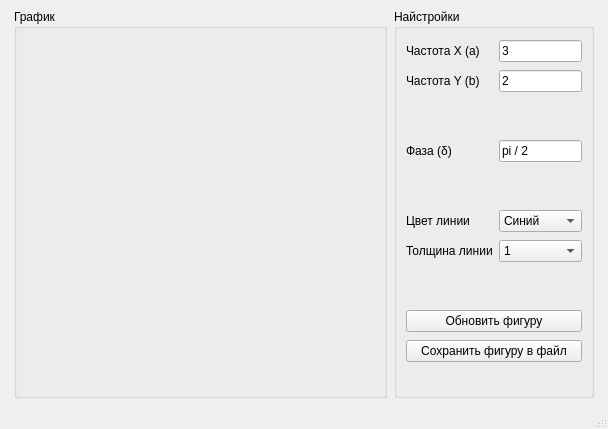
Above: main_window.ui from Laztrex/simple-graphics-lissajous before the change. Below: the same form after it.
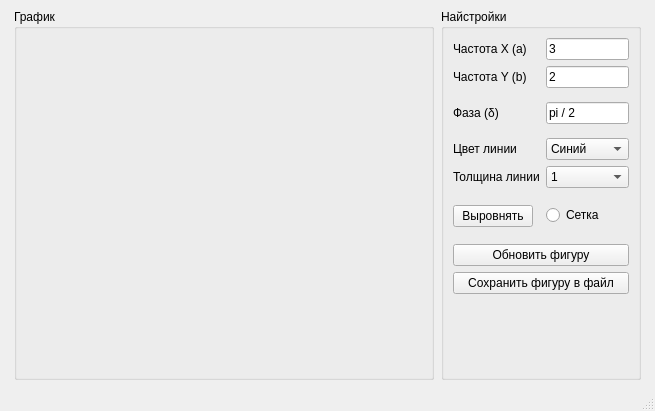
That is the form after the change.

Commit message: init tests and add grid

Patch:
```diff
--- a/main_window.ui
+++ b/main_window.ui
@@ -12,8 +12,8 @@
    <rect>
     <x>0</x>
     <y>0</y>
-    <width>608</width>
-    <height>429</height>
+    <width>655</width>
+    <height>411</height>
    </rect>
   </property>
   <property name="sizePolicy">
@@ -61,47 +61,71 @@
       </property>
      </spacer>
     </item>
+    <item row="0" column="1">
+     <widget class="QGroupBox" name="groupBox">
+      <property name="enabled">
+       <bool>true</bool>
+      </property>
+      <property name="sizePolicy">
+       <sizepolicy hsizetype="Preferred" vsizetype="Preferred">
+        <horstretch>0</horstretch>
+        <verstretch>0</verstretch>
+       </sizepolicy>
+      </property>
+      <property name="minimumSize">
+       <size>
+        <width>400</width>
+        <height>300</height>
+       </size>
+      </property>
+      <property name="autoFillBackground">
+       <bool>true</bool>
+      </property>
+      <property name="title">
+       <string>График</string>
+      </property>
+     </widget>
+    </item>
+    <item row="0" column="0">
+     <spacer name="horizontalSpacer">
+      <property name="orientation">
+       <enum>Qt::Horizontal</enum>
+      </property>
+      <property name="sizeType">
+       <enum>QSizePolicy::Fixed</enum>
+      </property>
+      <property name="sizeHint" stdset="0">
+       <size>
+        <width>5</width>
+        <height>3</height>
+       </size>
+      </property>
+     </spacer>
+    </item>
     <item row="0" column="3">
      <widget class="QGroupBox" name="groupBox_2">
       <property name="sizePolicy">
-       <sizepolicy hsizetype="Preferred" vsizetype="Preferred">
+       <sizepolicy hsizetype="Fixed" vsizetype="Fixed">
         <horstretch>0</horstretch>
         <verstretch>0</verstretch>
        </sizepolicy>
       </property>
+      <property name="minimumSize">
+       <size>
+        <width>0</width>
+        <height>0</height>
+       </size>
+      </property>
       <property name="maximumSize">
        <size>
         <width>200</width>
-        <height>16777215</height>
+        <height>1000</height>
        </size>
       </property>
       <property name="title">
        <string>Найстройки</string>
       </property>
-      <layout class="QGridLayout" name="gridLayout_2">
-       <item row="7" column="0">
-        <spacer name="verticalSpacer_2">
-         <property name="orientation">
-          <enum>Qt::Vertical</enum>
-         </property>
-         <property name="sizeType">
-          <enum>QSizePolicy::Maximum</enum>
-         </property>
-         <property name="sizeHint" stdset="0">
-          <size>
-           <width>20</width>
-           <height>40</height>
-          </size>
-         </property>
-        </spacer>
-       </item>
-       <item row="8" column="0" colspan="2">
-        <widget class="QPushButton" name="plot_button">
-         <property name="text">
-          <string>Обновить фигуру</string>
-         </property>
-        </widget>
-       </item>
+      <layout class="QFormLayout" name="formLayout">
        <item row="0" column="0">
         <widget class="QLabel" name="label">
          <property name="text">
@@ -109,28 +133,33 @@
          </property>
         </widget>
        </item>
-       <item row="6" column="0">
-        <widget class="QLabel" name="label_4">
+       <item row="0" column="1">
+        <widget class="QLineEdit" name="freq_x_lineedit">
          <property name="text">
-          <string>Толщина линии</string>
+          <string>3</string>
          </property>
         </widget>
        </item>
-       <item row="2" column="0">
-        <spacer name="verticalSpacer_4">
-         <property name="orientation">
-          <enum>Qt::Vertical</enum>
+       <item row="1" column="0">
+        <widget class="QLabel" name="label_2">
+         <property name="text">
+          <string>Частота Y (b)</string>
          </property>
-         <property name="sizeType">
-          <enum>QSizePolicy::Maximum</enum>
+        </widget>
+       </item>
+       <item row="1" column="1">
+        <widget class="QLineEdit" name="freq_y_lineedit">
+         <property name="text">
+          <string>2</string>
          </property>
-         <property name="sizeHint" stdset="0">
-          <size>
-           <width>20</width>
-           <height>40</height>
-          </size>
+        </widget>
+       </item>
+       <item row="3" column="0">
+        <widget class="QLabel" name="label_7">
+         <property name="text">
+          <string>Фаза (δ)</string>
          </property>
-        </spacer>
+        </widget>
        </item>
        <item row="3" column="1">
         <widget class="QLineEdit" name="phase_lineedit">
@@ -139,6 +168,13 @@
          </property>
         </widget>
        </item>
+       <item row="5" column="0">
+        <widget class="QLabel" name="label_3">
+         <property name="text">
+          <string>Цвет линии</string>
+         </property>
+        </widget>
+       </item>
        <item row="5" column="1">
         <widget class="QComboBox" name="color_combobox">
          <item>
@@ -163,6 +199,13 @@
          </item>
         </widget>
        </item>
+       <item row="6" column="0">
+        <widget class="QLabel" name="label_4">
+         <property name="text">
+          <string>Толщина линии</string>
+         </property>
+        </widget>
+       </item>
        <item row="6" column="1">
         <widget class="QComboBox" name="width_combobox">
          <item>
@@ -187,21 +230,28 @@
          </item>
         </widget>
        </item>
-       <item row="9" column="0" colspan="2">
+       <item row="8" column="0">
+        <widget class="QPushButton" name="proportion_button">
+         <property name="text">
+          <string>Выровнять</string>
+         </property>
+        </widget>
+       </item>
+       <item row="10" column="0" colspan="2">
+        <widget class="QPushButton" name="plot_button">
+         <property name="text">
+          <string>Обновить фигуру</string>
+         </property>
+        </widget>
+       </item>
+       <item row="11" column="0" colspan="2">
         <widget class="QPushButton" name="save_button">
          <property name="text">
           <string>Сохранить фигуру в файл</string>
          </property>
         </widget>
        </item>
-       <item row="3" column="0">
-        <widget class="QLabel" name="label_7">
-         <property name="text">
-          <string>Фаза (δ)</string>
-         </property>
-        </widget>
-       </item>
-       <item row="10" column="0">
+       <item row="12" column="0">
         <spacer name="verticalSpacer">
          <property name="orientation">
           <enum>Qt::Vertical</enum>
@@ -212,31 +262,26 @@
          <property name="sizeHint" stdset="0">
           <size>
            <width>20</width>
-           <height>20</height>
+           <height>10</height>
           </size>
          </property>
         </spacer>
        </item>
-       <item row="1" column="0">
-        <widget class="QLabel" name="label_2">
-         <property name="text">
-          <string>Частота Y (b)</string>
+       <item row="2" column="0">
+        <spacer name="verticalSpacer_2">
+         <property name="orientation">
+          <enum>Qt::Vertical</enum>
          </property>
-        </widget>
-       </item>
-       <item row="0" column="1">
-        <widget class="QLineEdit" name="freq_x_lineedit">
-         <property name="text">
-          <string>3</string>
+         <property name="sizeType">
+          <enum>QSizePolicy::Fixed</enum>
          </property>
-        </widget>
-       </item>
-       <item row="5" column="0">
-        <widget class="QLabel" name="label_3">
-         <property name="text">
-          <string>Цвет линии</string>
+         <property name="sizeHint" stdset="0">
+          <size>
+           <width>20</width>
+           <height>2</height>
+          </size>
          </property>
-        </widget>
+        </spacer>
        </item>
        <item row="4" column="0">
         <spacer name="verticalSpacer_3">
@@ -244,20 +289,58 @@
           <enum>Qt::Vertical</enum>
          </property>
          <property name="sizeType">
-          <enum>QSizePolicy::Maximum</enum>
+          <enum>QSizePolicy::Fixed</enum>
          </property>
          <property name="sizeHint" stdset="0">
           <size>
            <width>20</width>
-           <height>40</height>
+           <height>2</height>
           </size>
          </property>
         </spacer>
        </item>
-       <item row="1" column="1">
-        <widget class="QLineEdit" name="freq_y_lineedit">
+       <item row="7" column="0">
+        <spacer name="verticalSpacer_4">
+         <property name="orientation">
+          <enum>Qt::Vertical</enum>
+         </property>
+         <property name="sizeType">
+          <enum>QSizePolicy::Fixed</enum>
+         </property>
+         <property name="sizeHint" stdset="0">
+          <size>
+           <width>20</width>
+           <height>5</height>
+          </size>
+         </property>
+        </spacer>
+       </item>
+       <item row="9" column="0">
+        <spacer name="verticalSpacer_5">
+         <property name="orientation">
+          <enum>Qt::Vertical</enum>
+         </property>
+         <property name="sizeType">
+          <enum>QSizePolicy::Fixed</enum>
+         </property>
+         <property name="sizeHint" stdset="0">
+          <size>
+           <width>20</width>
+           <height>5</height>
+          </size>
+         </property>
+        </spacer>
+       </item>
+       <item row="8" column="1">
+        <widget class="QRadioButton" name="radio_grid">
+         <property name="layoutDirection">
+          <enum>Qt::LeftToRight</enum>
+         </property>
+         <property name="autoFillBackground">
+          <bool>false</bool>
+         </property>
          <property name="text">
-          <string>2</string>
+          <string>Сетка</string>
          </property>
         </widget>
        </item>
```
Left out of the diff: 49 changed lines with no effect on the pictures. The commit also changes 12 other files.
